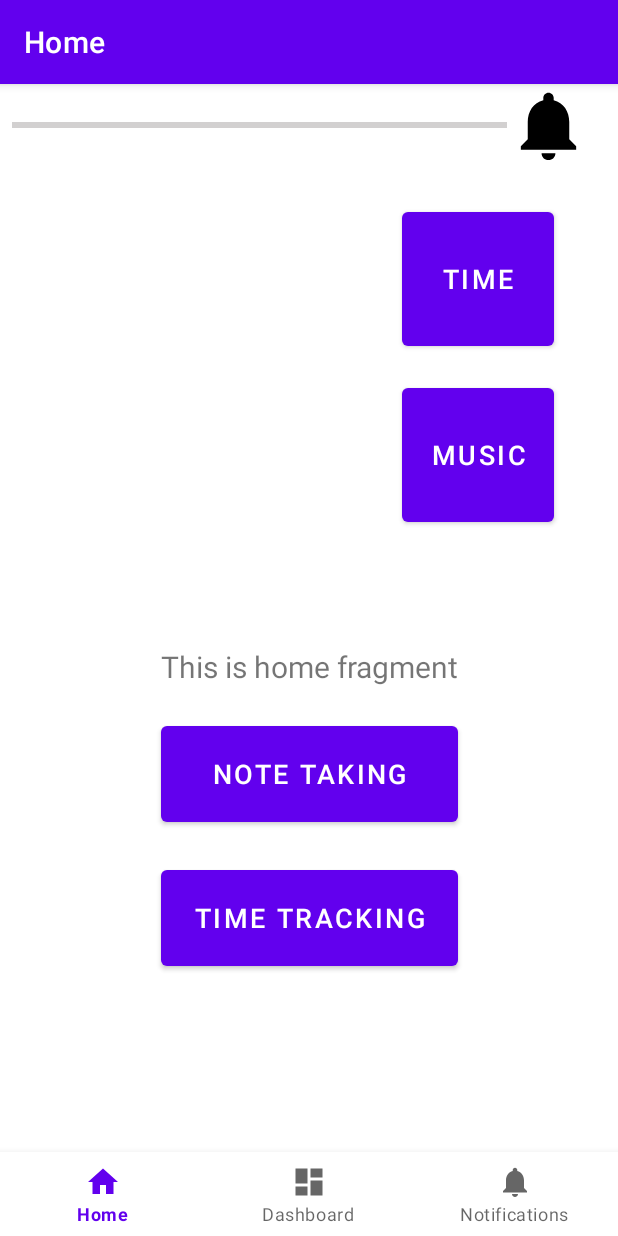
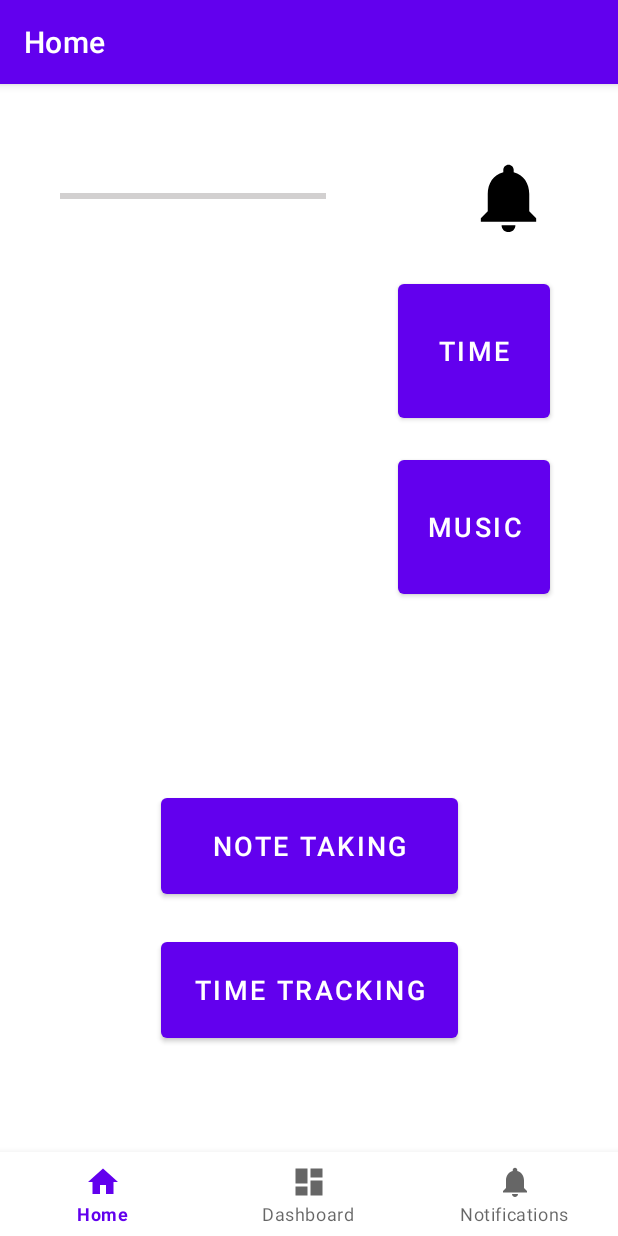
Before and after one commit to MarcusVincentSiah/MAD2023_Team2, an Android app: the HomeFragment screen opened directly, with no data from a screen before it, on a phone screen of 412 x 824 dp. Run offline under Robolectric (Android 15) with nearby library versions, the phone set to English and light mode, and no system bars; our stand-ins replace Firebase (no records; nobody signed in at launch, a user with empty details on screens opened directly), navigation-ui; 2 statements that could not run were skipped.

Commit message:
Moved homepage views to fragment_home.xml - HomeFragment and HomeViewModel to fix

```diff
--- a/app/src/main/res/layout/activity_main.xml
+++ b/app/src/main/res/layout/activity_main.xml
@@ -27,79 +27,8 @@
         app:layout_constraintLeft_toLeftOf="parent"
         app:layout_constraintRight_toRightOf="parent"
         app:layout_constraintTop_toTopOf="parent"
-        app:layout_constraintVertical_bias="1.0"
+        app:layout_constraintVertical_bias="0.0"
         app:navGraph="@navigation/mobile_navigation" />
 
-    <ProgressBar
-        android:id="@+id/progressBar"
-        style="?android:attr/progressBarStyleHorizontal"
-        android:layout_width="330dp"
-        android:layout_height="55dp"
-        android:layout_marginStart="8dp"
-        android:progressBackgroundTint="#534C4C"
-        app:layout_constraintStart_toStartOf="parent"
-        app:layout_constraintTop_toTopOf="parent" />
-
-    <ImageView
-        android:id="@+id/notifBell"
-        android:layout_width="55dp"
-        android:layout_height="55dp"
-        app:layout_constraintStart_toEndOf="@+id/progressBar"
-        app:layout_constraintTop_toTopOf="parent"
-        app:srcCompat="@drawable/ic_notifications_black_24dp" />
-
-    <Button
-        android:id="@+id/timeButton"
-        android:layout_width="101dp"
-        android:layout_height="101dp"
-        android:layout_marginTop="24dp"
-        android:layout_marginEnd="24dp"
-        android:text="Time"
-        android:textSize="18sp"
-        app:layout_constraintEnd_toEndOf="@+id/notifBell"
-        app:layout_constraintTop_toBottomOf="@+id/notifBell" />
-
-    <Button
-        android:id="@+id/musicButton"
-        android:layout_width="101dp"
-        android:layout_height="101dp"
-        android:layout_marginTop="16dp"
-        android:text="Music"
-        android:textSize="18sp"
-        app:layout_constraintEnd_toEndOf="@+id/timeButton"
-        app:layout_constraintTop_toBottomOf="@+id/timeButton" />
-
-    <androidx.recyclerview.widget.RecyclerView
-        android:id="@+id/taskRecycler"
-        android:layout_width="177dp"
-        android:layout_height="216dp"
-        android:layout_marginStart="40dp"
-        app:layout_constraintBottom_toBottomOf="@+id/musicButton"
-        app:layout_constraintStart_toStartOf="parent"
-        app:layout_constraintTop_toTopOf="@+id/timeButton"
-        app:layout_constraintVertical_bias="0.489" />
-
-    <Button
-        android:id="@+id/notetakingButton"
-        android:layout_width="198dp"
-        android:layout_height="76dp"
-        android:layout_marginTop="124dp"
-        android:text="Note Taking"
-        android:textSize="18sp"
-        app:layout_constraintEnd_toEndOf="@+id/nav_host_fragment_activity_main"
-        app:layout_constraintHorizontal_bias="0.502"
-        app:layout_constraintStart_toStartOf="parent"
-        app:layout_constraintTop_toBottomOf="@+id/musicButton" />
-
-    <Button
-        android:id="@+id/timetrackingButton"
-        android:layout_width="198dp"
-        android:layout_height="76dp"
-        android:layout_marginTop="20dp"
-        android:text="Time Tracking"
-        android:textSize="18sp"
-        app:layout_constraintEnd_toEndOf="parent"
-        app:layout_constraintStart_toStartOf="parent"
-        app:layout_constraintTop_toBottomOf="@+id/notetakingButton" />
 
 </androidx.constraintlayout.widget.ConstraintLayout>
--- a/app/src/main/res/layout/fragment_home.xml
+++ b/app/src/main/res/layout/fragment_home.xml
@@ -6,17 +6,82 @@
     android:layout_height="match_parent"
     tools:context=".ui.home.HomeFragment">
 
-    <TextView
-        android:id="@+id/text_home"
-        android:layout_width="match_parent"
-        android:layout_height="wrap_content"
-        android:layout_marginStart="8dp"
-        android:layout_marginTop="8dp"
-        android:layout_marginEnd="8dp"
-        android:textAlignment="center"
-        android:textSize="20sp"
-        app:layout_constraintBottom_toBottomOf="parent"
+    <ProgressBar
+        android:id="@+id/progressBar"
+        style="?android:attr/progressBarStyleHorizontal"
+        android:layout_width="177dp"
+        android:layout_height="53dp"
+        android:progressBackgroundTint="#534C4C"
+        app:layout_constraintBottom_toTopOf="@+id/taskRecycler"
+        app:layout_constraintEnd_toEndOf="@+id/taskRecycler"
+        app:layout_constraintHorizontal_bias="0.0"
+        app:layout_constraintStart_toStartOf="@+id/taskRecycler"
+        app:layout_constraintTop_toTopOf="parent"
+        app:layout_constraintVertical_bias="0.648" />
+
+    <ImageView
+        android:id="@+id/notificationBell"
+        android:layout_width="55dp"
+        android:layout_height="55dp"
+        android:layout_marginStart="88dp"
+        android:layout_marginTop="48dp"
+        android:layout_marginEnd="40dp"
+        app:layout_constraintEnd_toEndOf="parent"
+        app:layout_constraintStart_toEndOf="@+id/progressBar"
+        app:layout_constraintTop_toTopOf="parent"
+        app:srcCompat="@drawable/ic_notifications_black_24dp" />
+
+    <Button
+        android:id="@+id/timeButton"
+        android:layout_width="101dp"
+        android:layout_height="101dp"
+        android:layout_marginTop="24dp"
+        android:text="Time"
+        android:textSize="18sp"
+        app:layout_constraintEnd_toEndOf="@+id/notificationBell"
+        app:layout_constraintTop_toBottomOf="@+id/notificationBell" />
+
+    <Button
+        android:id="@+id/musicButton"
+        android:layout_width="101dp"
+        android:layout_height="101dp"
+        android:layout_marginTop="16dp"
+        android:text="Music"
+        android:textSize="18sp"
+        app:layout_constraintEnd_toEndOf="@+id/timeButton"
+        app:layout_constraintTop_toBottomOf="@+id/timeButton" />
+
+    <androidx.recyclerview.widget.RecyclerView
+        android:id="@+id/taskRecycler"
+        android:layout_width="177dp"
+        android:layout_height="218dp"
+        android:layout_marginStart="40dp"
+        app:layout_constraintBottom_toBottomOf="@+id/musicButton"
+        app:layout_constraintStart_toStartOf="parent"
+        app:layout_constraintTop_toTopOf="@+id/timeButton"
+        app:layout_constraintVertical_bias="0.0" />
+
+    <Button
+        android:id="@+id/noteTakingButton"
+        android:layout_width="198dp"
+        android:layout_height="76dp"
+        android:layout_marginTop="124dp"
+        android:text="Note Taking"
+        android:textSize="18sp"
+        app:layout_constraintEnd_toEndOf="parent"
+        app:layout_constraintHorizontal_bias="0.502"
+        app:layout_constraintStart_toStartOf="parent"
+        app:layout_constraintTop_toBottomOf="@+id/musicButton" />
+
+    <Button
+        android:id="@+id/timeTrackingButton"
+        android:layout_width="198dp"
+        android:layout_height="76dp"
+        android:layout_marginTop="20dp"
+        android:text="Time Tracking"
+        android:textSize="18sp"
         app:layout_constraintEnd_toEndOf="parent"
         app:layout_constraintStart_toStartOf="parent"
-        app:layout_constraintTop_toTopOf="parent" />
+        app:layout_constraintTop_toBottomOf="@+id/noteTakingButton" />
+
 </androidx.constraintlayout.widget.ConstraintLayout>
--- a/build.gradle
+++ b/build.gradle
@@ -4,6 +4,6 @@ buildscript {
     }
 }// Top-level build file where you can add configuration options common to all sub-projects/modules.
 plugins {
-    id 'com.android.application' version '8.0.0' apply false
-    id 'com.android.library' version '8.0.0' apply false
+    id 'com.android.application' version '8.0.2' apply false
+    id 'com.android.library' version '8.0.2' apply false
 }
```
